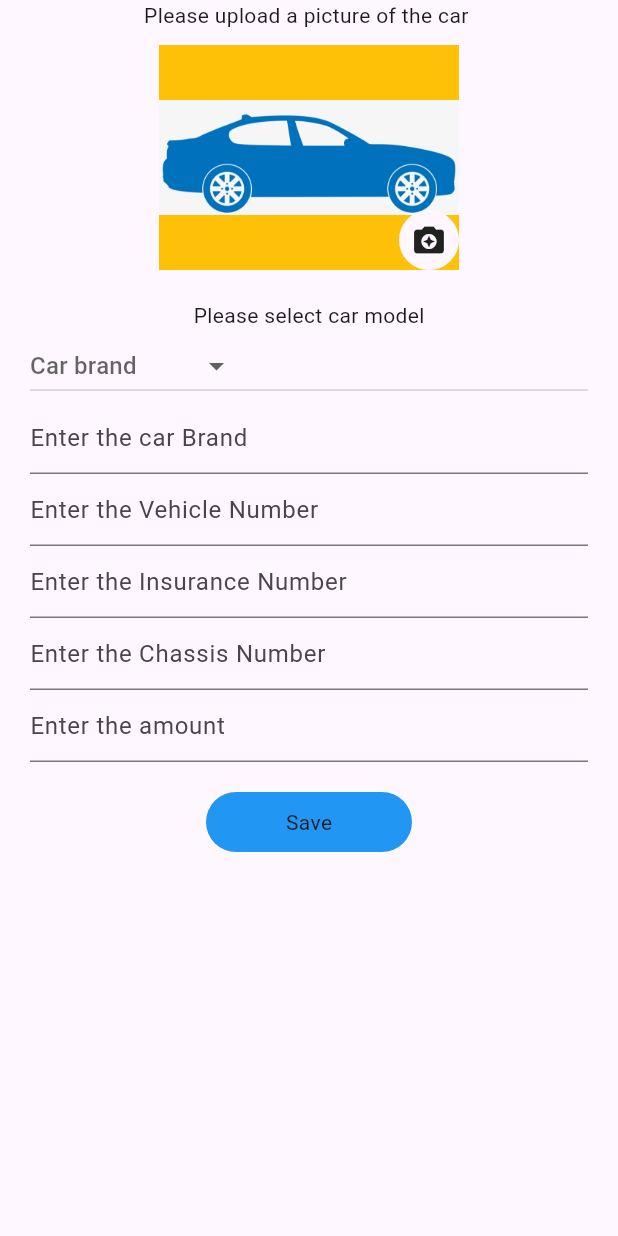
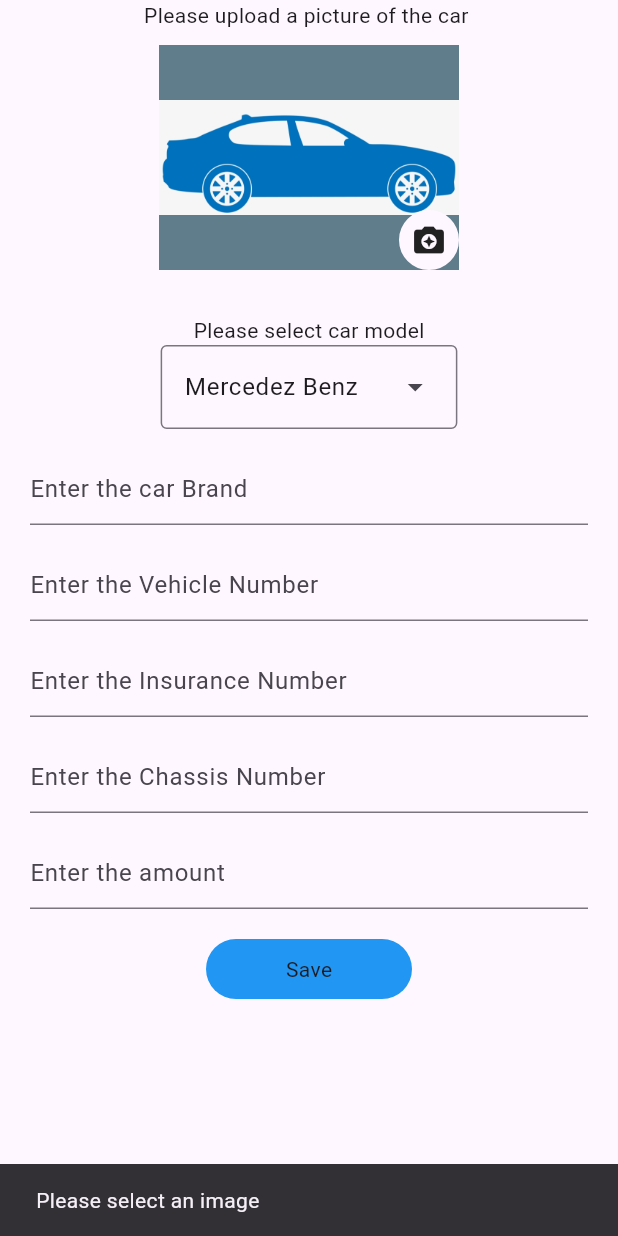
Before and after one commit to padman-1/Vehicle-rental-management-portal, a Flutter app: the GeneralCarInfoForm screen opened directly, after a tap on the "camera enhance" icon, on a phone screen of 412 x 824 dp. Run offline on Flutter 3.47's test engine with Material 2 defaults, Android fonts, the light colour scheme and no system bars; our stand-ins replace google_fonts, image_picker; missing offline and left inert: dart:ffi.

Commit message:
added a dropdown menu  and some paddings

```diff
--- a/lib/pages/car_upload/components/general_car_info_form.dart
+++ b/lib/pages/car_upload/components/general_car_info_form.dart
@@ -1,7 +1,11 @@
+import 'dart:io';
+
 import 'package:flutter/cupertino.dart';
 import 'package:flutter/material.dart';
 import 'package:flutter/rendering.dart';
+import 'package:image_picker/image_picker.dart';
 import 'package:vehicle_rental_management_portal/widgets/car_specs_form_textfield.dart';
+import 'package:vehicle_rental_management_portal/widgets/default_paddings.dart';
 
 class GeneralCarInfoForm extends StatefulWidget {
   const GeneralCarInfoForm({super.key});
@@ -11,7 +15,7 @@
 }
 
 class _GeneralCarInfoFormState extends State<GeneralCarInfoForm> {
-
+  String _image = '';
   late TextEditingController _brandController;
   late TextEditingController _vehicleNumberController;
   late TextEditingController _insuranceNumberController;
@@ -43,10 +47,11 @@
     List<String> list = <String>["Mercedez Benz","Jaguar","Lexus","Chevrolet"];
     String selectedValue = list.first;
 
-    return  SingleChildScrollView(
+    return  Scaffold(
+      body: SingleChildScrollView(
         child: Center(
           child: ConstrainedBox(
-          constraints: const BoxConstraints(maxWidth: 600),
+            constraints: const BoxConstraints(maxWidth: 500),
             child: Column(
               //mainAxisAlignment: MainAxisAlignment.center,
               children: [
@@ -54,7 +59,15 @@
                                   const SizedBox(
                                     height: 10,
                                   ),
+                _image != ''?
                 Container(
+                  height: 150,
+                  width: 200,
+                  decoration: BoxDecoration(
+                    image: DecorationImage(image: FileImage(File(_image)))
+                  ),
+                )
+                :Container(
                   height: 150,
                   width: 200,
                   decoration: const BoxDecoration(
@@ -62,7 +75,7 @@
                       image: AssetImage('assets/images/car_placeholder.png',),
                       fit: BoxFit.contain,
                       ),
-                 color: Colors.amber,
+                   color: Colors.blueGrey,
                   ),
                   child: Stack(
                                 children: [
@@ -80,7 +93,16 @@
                                           shape: BoxShape.circle,
                                           color: Theme.of(context).cardColor),
                                       child: IconButton(
-                                        onPressed: () {
+                                          onPressed: () async{
+                                            String selectedImage = await selectImageFromGallery();
+                                            if(selectedImage != ''){
+                                              // Navigator.pop(context);
+                                              setState(() {
+                                                _image = selectedImage;
+                                              });
+                                            }else {
+                                              ScaffoldMessenger.of(context).showSnackBar(const SnackBar(content: Text('Please select an image')));
+                                            }
                                           },
                                           padding: EdgeInsets.zero,
                                           icon: Icon(
@@ -93,7 +115,7 @@
                               ),
                 ),
                 const SizedBox(
-                height: 20,
+                  height: 30,
                 ),
                 const Text('Please select car model'),
                 Form(
@@ -101,25 +123,16 @@
                     margin: const EdgeInsets.symmetric(horizontal: 20),
                     child: Column(
                       children: [
-                      SizedBox(
-                        width: devSize.width,
-                        child: DropdownButton(
-                          hint: Text("Car brand"),
-                          // value: selectedValue,
-                          // items: dropdownItems,
-                        items: list.map<DropdownMenuItem<String>>((value) {
-                          return DropdownMenuItem(
-                            value: value,
-                            child: Text(value),
-                            );
-                        }).toList(),
-                        onChanged: (String? value){
+                        DropdownMenu(
+                          initialSelection: list.first,
+                          onSelected: (String? value){
                             setState(() {
                               selectedValue = value!;
                             });
                           },
-
-                        ),
+                           dropdownMenuEntries: list.map<DropdownMenuEntry<String>>((String value) {
+                              return DropdownMenuEntry<String>(value: value, label: value);
+                            }).toList(),
                           ),
                         // DropdownButton<String>(
                         //   value: selectedValue,
@@ -132,33 +145,28 @@
                         //     DropdownMenuItem(child: Text('data'), value: 'data',)
                         //   ],
                         // ),
+                        const DefaultTextfieldPadding(),
                          CarSpecsFormTextField(
-                        icon: Icon(Icons.business),
-                        labeltext: 'Brand',
                           hintext: 'Enter the car Brand',
                           controller: _brandController,
                       ),
+                        const DefaultTextfieldPadding(),
                         CarSpecsFormTextField(
-                        icon: Icon(Icons.numbers),
-                        labeltext: 'Vehicle Number',
                           hintext: 'Enter the Vehicle Number',
                           controller: _vehicleNumberController,
                       ),
+                      const DefaultTextfieldPadding(),
                         CarSpecsFormTextField(
-                        icon: Icon(Icons.health_and_safety),
-                        labeltext: 'Insurance Number',
                           hintext: 'Enter the Insurance Number',
                           controller: _insuranceNumberController,
                       ),
+                      const DefaultTextfieldPadding(),
                         CarSpecsFormTextField(
-                        icon: Icon(Icons.numbers_rounded),
-                        labeltext: 'Chassis Number',
                           hintext: 'Enter the Chassis Number',
                           controller: _vinNumberController,
                       ),
+                      const DefaultTextfieldPadding(),
                         CarSpecsFormTextField(
-                        icon: Icon(Icons.attach_money),
-                        labeltext: 'Price',
                           hintext: 'Enter the amount',
                           controller: _amountController,
                       ),
@@ -188,9 +196,11 @@
             ),
           ),
         ),
+      ),
     );
   }
 }
+
 List<DropdownMenuItem<String>> get dropdownItems{
   List<DropdownMenuItem<String>> menuItems = const [
     DropdownMenuItem(child: Text("Mercedez Benz"),value: "Mercedez Benz"),
@@ -200,3 +210,12 @@
   ];
   return menuItems;
 }
+
+selectImageFromGallery() async{
+  XFile? file = await ImagePicker().pickImage(source: ImageSource.gallery);
+  if(file!=null){
+    return file.path;
+  }else{
+    return '';
+  }
+}
--- a/pubspec.yaml
+++ b/pubspec.yaml
@@ -36,6 +36,7 @@
   # Use with the CupertinoIcons class for iOS style icons.
   cupertino_icons: ^1.0.2
   google_fonts: ^5.1.0
+  image_picker: ^1.0.4
 
 dev_dependencies:
   flutter_test:
```
Also changed, not shown: lib/pages/car_upload/components/car_specs_form.dart (+14 -12 lines), pubspec.lock, 5 other files. Lines whose indentation alone changed are shown as unchanged.
